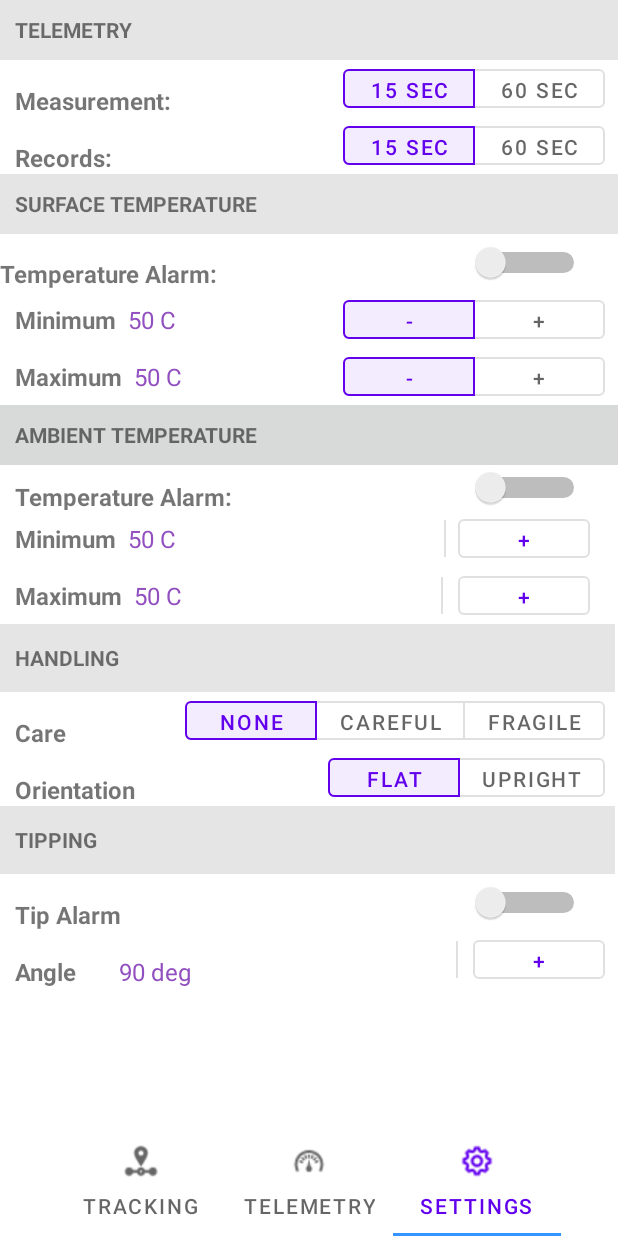
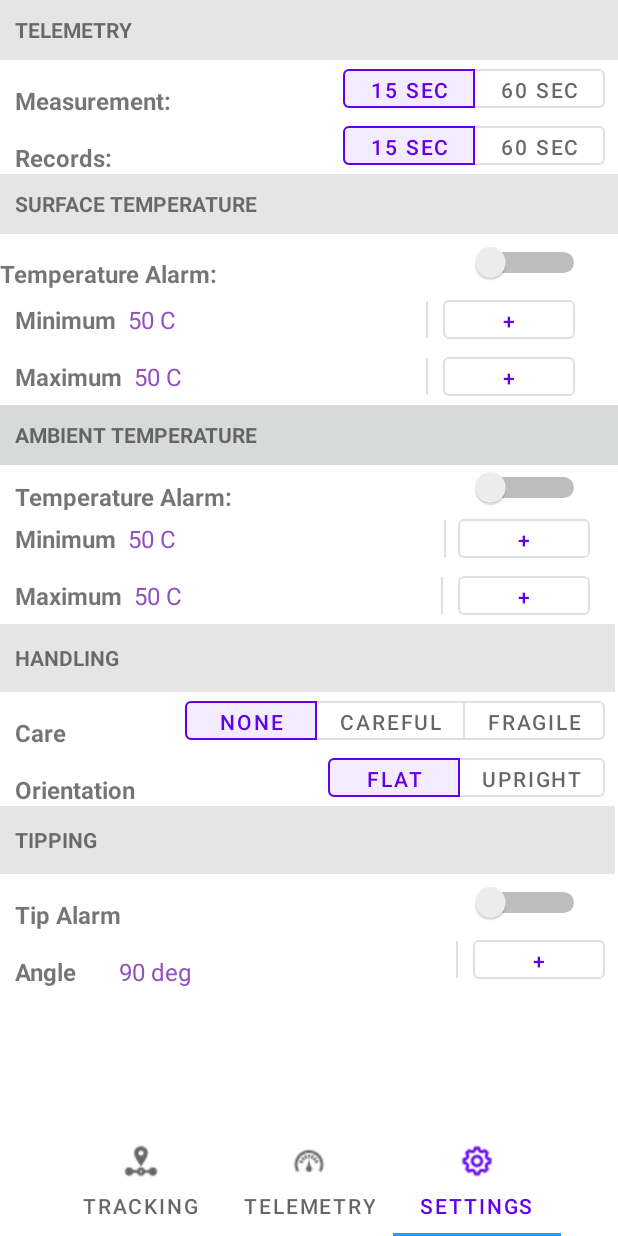
Before and after one commit to Velvetwire/stickershock-shockvx-android, an Android app: the TabbedActivity screen opened directly, with no data from a screen before it, item 3 of the bottom bar chosen, on a phone screen of 412 x 824 dp. Run offline under Robolectric (Android 15) with nearby library versions, the phone set to English and light mode, and no system bars.

```diff
--- a/app/src/main/java/com/ice/stickershock_shockvx/AssetListAdapter.java
+++ b/app/src/main/java/com/ice/stickershock_shockvx/AssetListAdapter.java
@@ -52,7 +52,7 @@ public class AssetListAdapter extends ArrayAdapter<Sticker> {
             airtempTv   = (TextView) rowView.findViewById(R.id.airtemp);
             humidityTv  = (TextView) rowView.findViewById(R.id.moisture);
             pressureTv  = (TextView) rowView.findViewById(R.id.pressure);
-  //          rssiTv      = (TextView) rowView.findViewById(R.id.rssi);
+            rssiTv      = (TextView) rowView.findViewById(R.id.rssi);
   //          batteryTv   = (TextView) rowView.findViewById(R.id.battery);
      //       angleTv     = (TextView) rowView.findViewById(R.id.angle);
       //      dropsTv     = (TextView) rowView.findViewById(R.id.drops);
--- a/app/src/main/java/com/ice/stickershock_shockvx/TabbedActivity.java
+++ b/app/src/main/java/com/ice/stickershock_shockvx/TabbedActivity.java
@@ -33,12 +33,14 @@ import com.google.android.material.tabs.TabLayout;
 import com.google.android.material.tabs.TabLayoutMediator;
 
 import static com.ice.stickershock_shockvx.bluetooth.Actions.*;
+import static com.ice.stickershock_shockvx.bluetooth.BluetoothControlActivity.EXTRAS_DEVICE_UNIT;
 
 
 public class TabbedActivity extends AppCompatActivity {
     private static final int NUM_PAGES = 3;
     public static ViewPager2 viewPager;
     private FragmentStateAdapter pagerAdapter;
+    String mDeviceUnit;
 
     int[] tabIcons = {
             R.drawable.tracking,
@@ -57,7 +59,8 @@ public class TabbedActivity extends AppCompatActivity {
     @Override
     protected void onCreate(Bundle savedInstanceState) {
         super.onCreate(savedInstanceState);
-
+        final Intent intent = getIntent();
+        mDeviceUnit    = intent.getStringExtra( EXTRAS_DEVICE_UNIT );
         setContentView(R.layout.frag_activity_main);
         viewPager = findViewById(R.id.mypager);
 
--- a/app/src/main/java/com/ice/stickershock_shockvx/TrackAssetFragment.java
+++ b/app/src/main/java/com/ice/stickershock_shockvx/TrackAssetFragment.java
@@ -1,7 +1,10 @@
 package com.ice.stickershock_shockvx;
 
 import android.app.Activity;
+import android.content.BroadcastReceiver;
+import android.content.Context;
 import android.content.Intent;
+import android.content.IntentFilter;
 import android.os.Bundle;
 import android.util.Log;
 import android.view.LayoutInflater;
@@ -9,16 +12,26 @@ import android.view.View;
 import android.view.ViewGroup;
 import android.widget.Button;
 import android.widget.EditText;
+import android.widget.TextView;
 
 import androidx.annotation.Nullable;
 import androidx.fragment.app.Fragment;
 
-import static com.ice.stickershock_shockvx.bluetooth.Actions.ACTION_DISCONNECT;
-import static com.ice.stickershock_shockvx.bluetooth.Actions.ACTION_OPEN_STICKER;
+import com.ice.stickershock_shockvx.bluetooth.BluetoothLeService;
+
+import static com.ice.stickershock_shockvx.bluetooth.Actions.*;
+import static com.ice.stickershock_shockvx.bluetooth.BluetoothLeService.*;
 
 public class TrackAssetFragment extends Fragment {
     Button mTrackButton;
     EditText mName, mLocation;
+    TextView mStickerId;
+
+    // sticker state
+    // 1 unopened
+    // 2 opened
+    // 3
+
     @Override
     public void onCreate(@Nullable Bundle savedInstanceState) {
         super.onCreate(savedInstanceState);
@@ -33,6 +46,9 @@ public class TrackAssetFragment extends Fragment {
         mTrackButton = (Button)   v.findViewById(R.id.trackButton);
         mName        = (EditText) v.findViewById(R.id.assetName);
         mLocation    = (EditText) v.findViewById(R.id.assetLocation);
+        mStickerId   = (TextView) v.findViewById(R.id.stickerid);
+        setInterval ( );
+
 
         mTrackButton.setOnClickListener(
                 new View.OnClickListener() {
@@ -41,17 +57,23 @@ public class TrackAssetFragment extends Fragment {
                        // createId();
                         Log.d("TRACK", "CREATE NEW STICKER RECORD");
                         openSticker();
-                        saveStickerInfo();
-                        Intent intent = new Intent(getActivity(), MainAssetScreen.class);
-                        startActivity(intent);
-
-
                     }
                 }
         );
         return v;
     }
 
+    @Override
+    public void onResume() {
+        super.onResume();
+        requireActivity().registerReceiver(mGattUpdateReceiver, makeGattUpdateIntentFilter());
+    }
+
+    @Override
+    public void onPause() {
+        super.onPause();
+        requireActivity().unregisterReceiver(mGattUpdateReceiver);
+    }
 
     public static TrackAssetFragment newInstance(String text) {
 
@@ -63,8 +85,18 @@ public class TrackAssetFragment extends Fragment {
 
         return f;
     }
+
+    private void setInterval() {
+        final Intent intent = new Intent( ACTION_SET_INTERVAL );
+        getActivity().sendBroadcast(intent);
+    }
     private void openSticker() {
         final Intent intent = new Intent( ACTION_OPEN_STICKER );
+        getActivity().sendBroadcast(intent);
+    }
+
+    private void readOpenSticker() {
+        final Intent intent = new Intent( ACTION_READ_OPEN_STICKER );
         getActivity().sendBroadcast(intent);
     }
 
@@ -77,4 +109,46 @@ public class TrackAssetFragment extends Fragment {
         final Intent intent = new Intent( ACTION_DISCONNECT );
         getActivity().sendBroadcast(intent);
     }
+
+
+
+
+// -----------------------------------------
+    // Broadcast receiver and message passing
+
+    private final BroadcastReceiver mGattUpdateReceiver = new BroadcastReceiver() {
+        @Override
+        public void onReceive(Context context, Intent intent) {
+            final String action = intent.getAction();
+
+            if ( ACTION_SET_INTERVAL_OK.equals(action)) {
+                Log.d("TRACK", "NEW SET INTERVAL");
+                readOpenSticker();
+            }
+            if ( ACTION_STICKER_READ.equals(action)) {
+                Log.d("TRACK", "NEW STICKER DATA");
+                openSticker();
+            }
+            if ( ACTION_STICKER_OPENED.equals(action)) {
+                Log.d("TRACK", "NEW STICKER OPENED");
+                disconnectSticker();
+            }
+            if ( ACTION_GATT_DISCONNECTED.equals(action)) {
+                Intent i = new Intent(getActivity(), MainAssetScreen.class);
+                startActivity ( i );
+            }
+        }
+    };
+
+    private static IntentFilter makeGattUpdateIntentFilter() {
+        final IntentFilter intentFilter = new IntentFilter();
+
+        intentFilter.addAction( ACTION_SET_INTERVAL );
+        intentFilter.addAction( ACTION_SET_INTERVAL_OK );
+        intentFilter.addAction( ACTION_STICKER_READ );
+        intentFilter.addAction( ACTION_STICKER_OPENED );
+        intentFilter.addAction( ACTION_GATT_DISCONNECTED );
+
+        return intentFilter;
+    }
 }
--- a/app/src/main/java/com/ice/stickershock_shockvx/bluetooth/BluetoothControlServiceCalls.java
+++ /dev/null
@@ -1,4 +0,0 @@
-package com.ice.stickershock_shockvx.bluetooth;
-
-public class BluetoothControlServiceCalls {
-}
--- a/app/src/main/res/layout/asset_list.xml
+++ b/app/src/main/res/layout/asset_list.xml
@@ -21,7 +21,7 @@
         <Button
             android:id="@+id/addAssetButton"
             android:layout_weight="1"
-            android:layout_width="50dp"
+            android:layout_width="wrap_content"
             android:layout_height="wrap_content"
             android:gravity="right"
             android:text="+ Add Asset" />
--- a/app/src/main/res/layout/settings.xml
+++ b/app/src/main/res/layout/settings.xml
@@ -225,28 +225,28 @@
                 android:layout_height="wrap_content"
                 android:orientation="horizontal"
                 android:paddingRight="10dp">
-                <com.google.android.material.button.MaterialButtonToggleGroup
-                    android:id="@+id/surfaceMinGroup"
-                    android:layout_width="match_parent"
+                <LinearLayout
+                    android:layout_width="wrap_content"
                     android:layout_height="wrap_content"
-                    app:checkedButton="@id/surfminminus"
-                    app:singleSelection="true">
+                    android:orientation="horizontal">
                     <Button
-                        style="@style/Widget.MaterialComponents.Button.OutlinedButton"
                         android:id="@+id/surfminminus"
+                        android:layout_width="1dp"
+                        android:layout_height="wrap_content"
+                        android:layout_weight="1"
+                        android:layout_marginEnd="10dp"
+                        style="?attr/materialButtonOutlinedStyle"
+                        android:text="@string/minus" />
+
+                    <Button
+                        android:id="@+id/surfminplus"
+                        style="?attr/materialButtonOutlinedStyle"
                         android:layout_width="0dp"
                         android:layout_height="wrap_content"
+                        android:layout_marginEnd="20dp"
                         android:layout_weight="1"
-                        android:text="-" />
-
-                    <Button
-                        style="@style/Widget.MaterialComponents.Button.OutlinedButton"
-                        android:id="@+id/surfminplus"
-                        android:layout_width="0dp"
-                        android:layout_height="wrap_content"
-                        android:layout_weight="1"
-                        android:text="+" />
-                </com.google.android.material.button.MaterialButtonToggleGroup>
+                        android:text="@string/plus" />
+                </LinearLayout>
             </LinearLayout>
 
         </LinearLayout>
@@ -287,28 +287,28 @@
                 android:layout_height="wrap_content"
                 android:orientation="horizontal"
                 android:paddingRight="10dp">
-                <com.google.android.material.button.MaterialButtonToggleGroup
-                    android:id="@+id/surfaceMaxGroup"
-                    android:layout_width="match_parent"
+                <LinearLayout
+                    android:layout_width="wrap_content"
                     android:layout_height="wrap_content"
-                    app:checkedButton="@id/surfmaxminus"
-                    app:singleSelection="true">
+                    android:orientation="horizontal">
                     <Button
-                        style="@style/Widget.MaterialComponents.Button.OutlinedButton"
                         android:id="@+id/surfmaxminus"
-                        android:layout_width="0dp"
+                        android:layout_width="1dp"
                         android:layout_height="wrap_content"
                         android:layout_weight="1"
-                        android:text="-" />
+                        android:layout_marginEnd="10dp"
+                        style="?attr/materialButtonOutlinedStyle"
+                        android:text="@string/minus" />
 
                     <Button
-                        style="@style/Widget.MaterialComponents.Button.OutlinedButton"
                         android:id="@+id/surfmaxplus"
                         android:layout_width="0dp"
                         android:layout_height="wrap_content"
                         android:layout_weight="1"
-                        android:text="+" />
-                </com.google.android.material.button.MaterialButtonToggleGroup>
+                        android:layout_marginEnd="20dp"
+                        style="?attr/materialButtonOutlinedStyle"
+                        android:text="@string/plus" />
+                </LinearLayout>
             </LinearLayout>
 
         </LinearLayout>
@@ -408,7 +408,7 @@
                     android:layout_weight="1"
                     android:layout_marginEnd="8dp"
                     style="?attr/materialButtonOutlinedStyle"
-                    android:text="-" />
+                    android:text="@string/minus" />
 
                 <Button
                     android:id="@+id/ambminplus"
@@ -416,7 +416,8 @@
                     android:layout_height="wrap_content"
                     android:layout_weight="1"
                     style="?attr/materialButtonOutlinedStyle"
-                    android:text="+" />
+                    android:text="@string/plus" />
+
             </LinearLayout>
 
         </LinearLayout>
@@ -463,7 +464,7 @@
                 android:layout_weight="1"
                 android:layout_marginEnd="10dp"
                 style="?attr/materialButtonOutlinedStyle"
-                android:text="-" />
+                android:text="@string/minus" />
 
             <Button
                 android:id="@+id/ambmaxplus"
@@ -472,7 +473,8 @@
                 android:layout_weight="1"
                 android:layout_marginEnd="20dp"
                 style="?attr/materialButtonOutlinedStyle"
-                android:text="+" />
+                android:text="@string/plus" />
+
             </LinearLayout>
         </LinearLayout>
     </LinearLayout>
--- a/app/src/main/res/layout/track_asset.xml
+++ b/app/src/main/res/layout/track_asset.xml
@@ -36,8 +36,7 @@
             android:textColor="#FFFFFF"
             android:textStyle="bold"
             android:textSize="18sp"
-            android:gravity="center"
-            android:text="70D2-50B3-5346-1A9F" />
+            android:gravity="center" />
         <Space
             android:layout_width="1dp"
             android:layout_height="30dp"/>
--- a/app/src/main/res/values/strings.xml
+++ b/app/src/main/res/values/strings.xml
@@ -72,6 +72,10 @@
     <string name="unit">UNIT: </string>
     <string name="control">CONTROL: </string>
 
+    <string name="minus"> - </string>
+    <string name="plus"> + </string>
+
+    <!--
     <string name="ACTION_GATT_CONNECTED">ACTION_GATT_CONNECTED</string>
     <string name="ACTION_GATT_DISCONNECTED">ACTION_GATT_DISCONNECTED</string>
     <string name="ACTION_GATT_SERVICES_DISCOVERED">ACTION_GATT_SERVICES_DISCOVERED</string>
@@ -81,6 +85,8 @@
     <string name="ACTION_WRITE_DATA_AVAILABLE">ACTION_WRITE_DATA_AVAILABLE</string>
     <string name="EXTRA_DATA">EXTRA_DATA</string>
     <string name="MANUFACTURE_DATA">MANUFACTURE_DATA</string>
+
+    -->
 
 
 
```
Also changed, not shown: app/src/main/java/com/ice/stickershock_shockvx/MainAssetScreen.java (+24 -16 lines), app/src/main/java/com/ice/stickershock_shockvx/ReadStickerNfc.java (+11 -0 lines), app/src/main/java/com/ice/stickershock_shockvx/SettingsFragment.java (+39 -33 lines), app/src/main/java/com/ice/stickershock_shockvx/bluetooth/Actions.java (+7 -0 lines), app/src/main/java/com/ice/stickershock_shockvx/bluetooth/BluetoothControlActivity.java (+8 -10 lines), app/src/main/java/com/ice/stickershock_shockvx/bluetooth/BluetoothLeService.java (+69 -44 lines), app/src/main/java/com/ice/stickershock_shockvx/bluetooth/BluetoothScanActivity.java (+8 -12 lines), app/src/main/java/com/ice/stickershock_shockvx/bluetooth/GattAttributes.java (+12 -6 lines).
